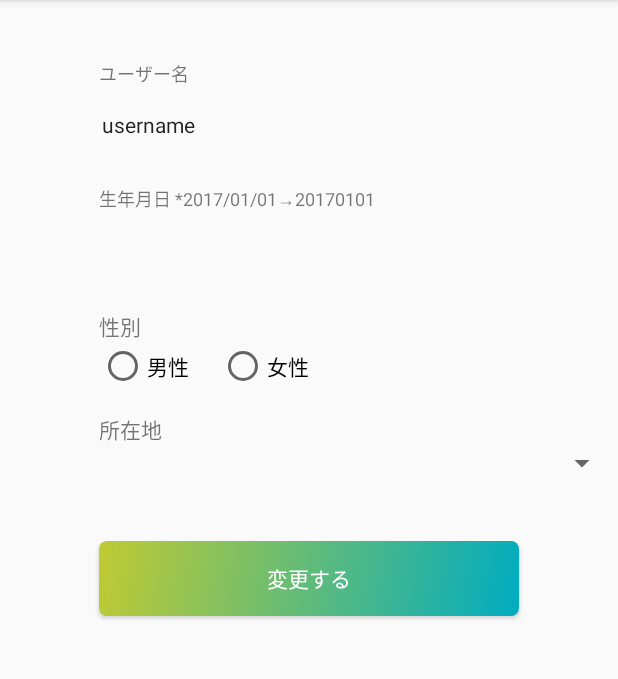
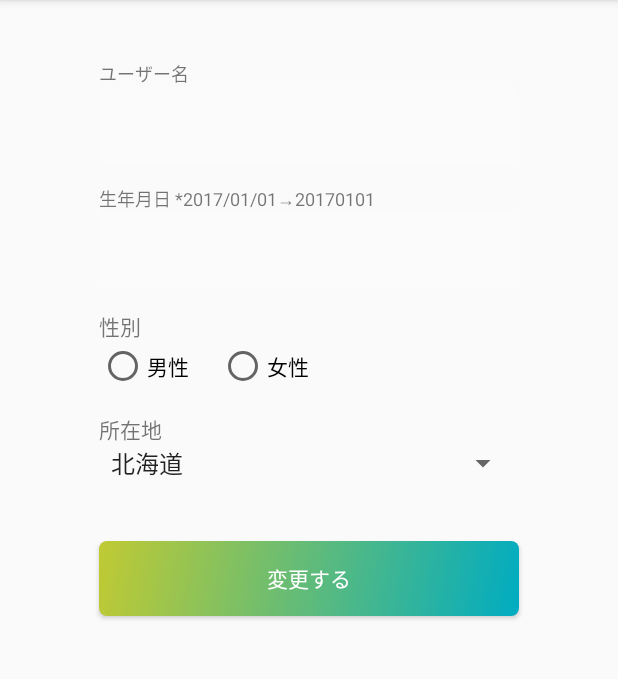
Before and after one commit to nandate/Mikke-Android, an Android app: the UserSettingActivity screen opened directly, with no data from a screen before it, on a phone screen of 412 x 824 dp, the part 84-763 px from its top. Run offline under Robolectric (Android 15) with nearby library versions, the phone set to English and light mode, and no system bars; our stand-ins replace Firebase (no records; nobody signed in at launch, a user with empty details on screens opened directly).

Commit message:
user setting

```diff
--- a/app/src/main/java/com/service_mikke/mikke/activities/UserSettingActivity.java
+++ b/app/src/main/java/com/service_mikke/mikke/activities/UserSettingActivity.java
@@ -2,6 +2,14 @@ package com.service_mikke.mikke.activities;
 
 import android.os.Bundle;
 import android.support.v7.app.AppCompatActivity;
+import android.view.View;
+import android.widget.ArrayAdapter;
+import android.widget.Button;
+import android.widget.EditText;
+import android.widget.RadioButton;
+import android.widget.RadioGroup;
+import android.widget.Spinner;
+import android.widget.TextView;
 
 import com.google.firebase.auth.FirebaseAuth;
 import com.google.firebase.auth.FirebaseUser;
@@ -17,12 +25,48 @@ public class UserSettingActivity extends AppCompatActivity{
 
     private String uid;
     private DatabaseReference mDatabase;
+
+    private EditText user_name_textView;
+    private EditText user_birth_textView;
+    private RadioGroup user_sex_radioGroup;
+    private String prefectures[];
+    private Spinner prefectures_spinner;
+
+    private Button submitButton;
+
     @Override
     protected void onCreate(Bundle savedInstanceState){
         super.onCreate(savedInstanceState);
         setContentView(R.layout.activity_user_setting);
 
         uid = FirebaseAuth.getInstance().getCurrentUser().getUid();
-        mDatabase = FirebaseDatabase.getInstance().getReference().child("user").child(uid);
+        mDatabase = FirebaseDatabase.getInstance().getReference().child("users").child(uid);
+
+        user_name_textView = (EditText)findViewById(R.id.editText);
+        user_birth_textView = (EditText)findViewById(R.id.editText5);
+        user_sex_radioGroup = (RadioGroup)findViewById(R.id.radiogroup_sex);
+
+        prefectures = getResources().getStringArray(R.array.prefectures);
+
+        prefectures_spinner = (Spinner)findViewById(R.id.spinner2);
+
+        ArrayAdapter<String> adapter = new ArrayAdapter<String>(this,android.R.layout.simple_spinner_item,prefectures);
+        adapter.setDropDownViewResource(android.R.layout.simple_spinner_dropdown_item);
+        prefectures_spinner.setAdapter(adapter);
+
+
+        submitButton = (Button)findViewById(R.id.button5);
+        submitButton.setOnClickListener(new View.OnClickListener() {
+            @Override
+            public void onClick(View v) {
+                mDatabase.child("user_name").setValue(user_name_textView.getText().toString());
+                mDatabase.child("user_birthday").setValue(user_birth_textView.getText().toString());
+                int checkId = user_sex_radioGroup.getCheckedRadioButtonId();
+                RadioButton radioButton = (RadioButton)findViewById(checkId);
+                mDatabase.child("user_sex").setValue(radioButton.getText().toString());
+                mDatabase.child("user_prefectures").setValue(prefectures_spinner.getSelectedItem());
+                finish();
+            }
+        });
     }
 }
--- a/app/src/main/res/layout/activity_user_setting.xml
+++ b/app/src/main/res/layout/activity_user_setting.xml
@@ -16,7 +16,6 @@
         android:layout_width="@dimen/button_layout_width"
         android:layout_height="@dimen/button_layout_height"
         android:inputType="textPersonName"
-        android:text="username"
         android:ems="10"
         android:id="@+id/editText"
         android:background="@drawable/bg_white_30"
@@ -79,8 +78,9 @@
         android:layout_marginTop="@dimen/profile_edit_textArea_marginTop"/>
 
     <Spinner
-        android:layout_width="match_parent"
+        android:layout_width="@dimen/button_layout_width"
         android:layout_height="wrap_content"
+        android:layout_gravity="center"
         android:id="@+id/spinner2" />
 
     <Button
--- a/app/src/main/res/layout/mypage_fragment.xml
+++ b/app/src/main/res/layout/mypage_fragment.xml
@@ -43,7 +43,6 @@
                 android:id="@+id/user_icon"
                 android:layout_width="@dimen/mypage_circleView_width"
                 android:layout_height="@dimen/mypage_circleView_height"
-                android:src="@drawable/profile_image_blank"
                 android:layout_centerHorizontal="true"
                 android:layout_marginTop="@dimen/mypage_circleView_marginTop"/>
 
```
